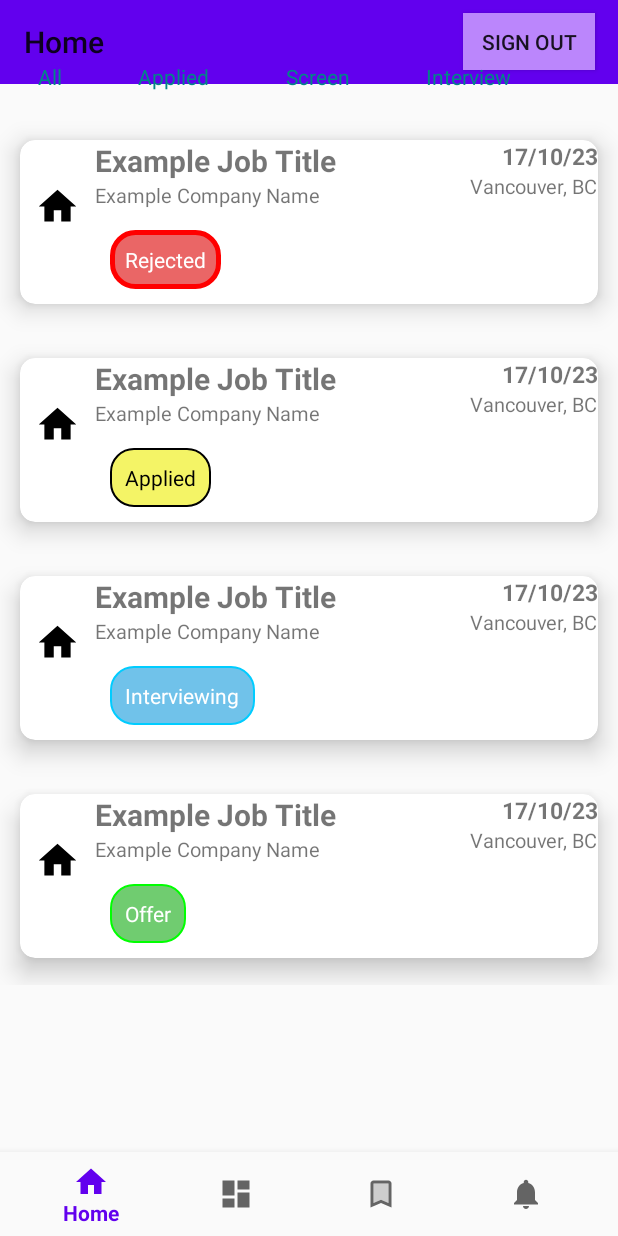
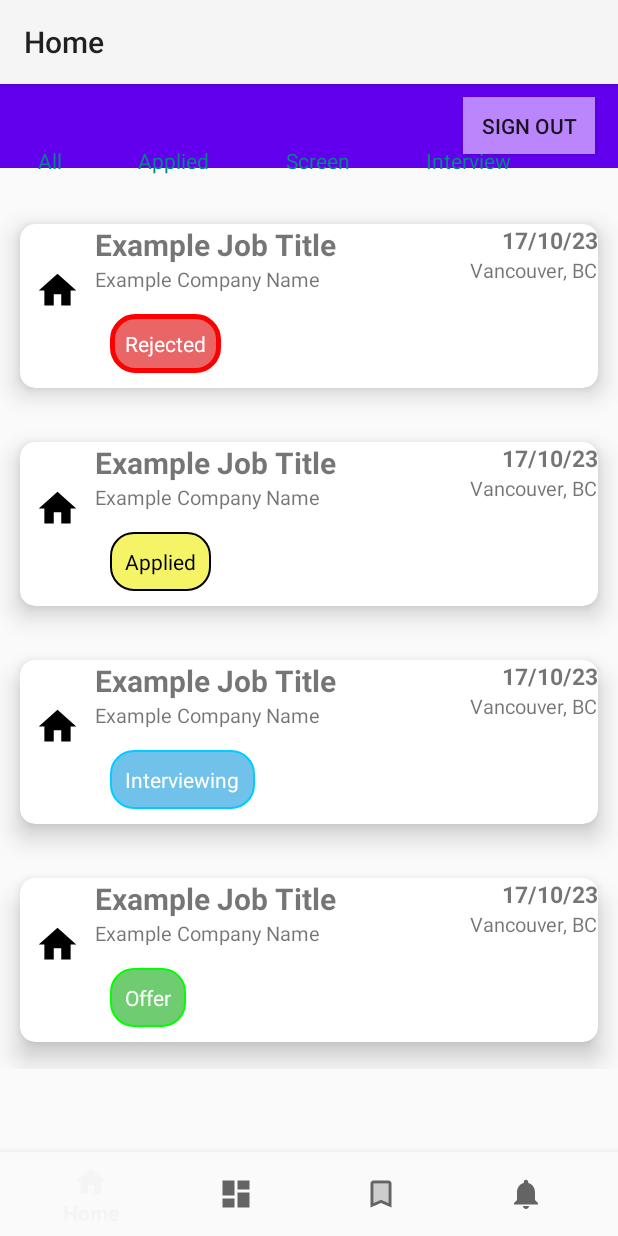
Before and after one commit to katiesun138/FinalProject362, an Android app: the screen it shows after launch once a user with an empty profile is signed in (MainActivity), on a phone screen of 412 x 824 dp. Run offline under Robolectric (Android 15) with nearby library versions, the phone set to English and light mode, and no system bars; our stand-ins replace Firebase (no records; nobody signed in at launch, a user with empty details on screens opened directly), navigation-ui; libraries missing offline, so code that uses them is left out: com.firebase.ui; 2 statements that could not run were skipped.

Commit message:
basic yig

```diff
--- a/app/src/main/res/values/colors.xml
+++ b/app/src/main/res/values/colors.xml
@@ -7,4 +7,10 @@
     <color name="teal_700">#FF018786</color>
     <color name="black">#FF000000</color>
     <color name="white">#FFFFFFFF</color>
+    <color name="gray">#9F9C95</color>
+    <color name="lightgray">#f2f2f2</color>
+    <color name="darkgray">#9F9E99</color>
+    <color name="blue">#397BE3</color>
+    <color name="textbg">#E1E0DC</color>
+    <color name="txt">#8F8D92</color>
 </resources>
--- a/app/src/main/res/values/styles.xml
+++ b/app/src/main/res/values/styles.xml
@@ -1,23 +1,5 @@
-<?xml version="1.0" encoding="utf-8"?>
-<resources>
-    <!-- Your app's theme -->
-    <style name="AppTheme" parent="Theme.AppCompat.Light.DarkActionBar">
-        <!-- Add your app-specific styles here -->
-        <item name="windowActionBar">false</item>
-        <item name="windowNoTitle">true</item>
-        <item name="colorPrimary">@color/purple_500</item>
-        <item name="colorPrimaryVariant">@color/purple_700</item>
-        <item name="colorOnPrimary">@color/white</item>
-        <!-- Secondary brand color. -->
-        <item name="colorSecondary">@color/teal_200</item>
-        <item name="colorSecondaryVariant">@color/teal_700</item>
-        <item name="colorOnSecondary">@color/black</item>
-        <!-- Status bar color. -->
-        <item name="android:statusBarColor">?attr/colorPrimaryVariant</item>
+<resources xmlns:tools="http://schemas.android.com/tools">
+    <style name="Widget.AppCompat.ProgressBar" parent="Widget.AppCompat.ProgressBar.Horizontal">
+        <item name="android:indeterminateDrawable">@drawable/circular_progress_bar</item>
     </style>
-
-    <style name="WelcomeTheme" parent="Theme.AppCompat.Light.NoActionBar">
-        <!-- Customize your theme attributes here -->
-    </style>
-
 </resources>
```
